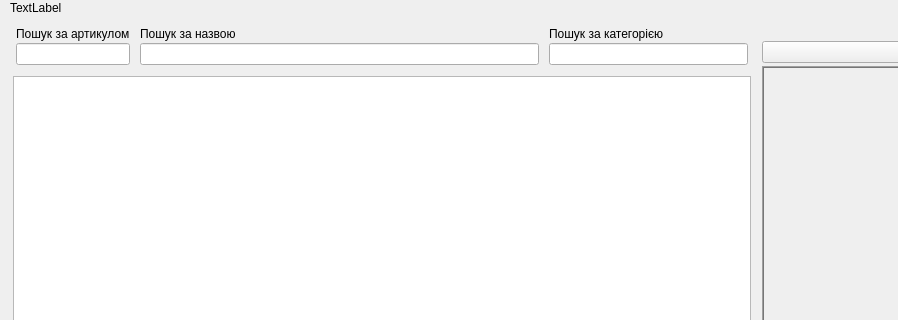
Above: viyar/Price_Window.ui from Anatoliy-ProffDesgn/TestOffice before the change; both pictures show x 0 to 898 and y 0 to 320 of the 1205 by 804 pixel window. Below: the same form after it.
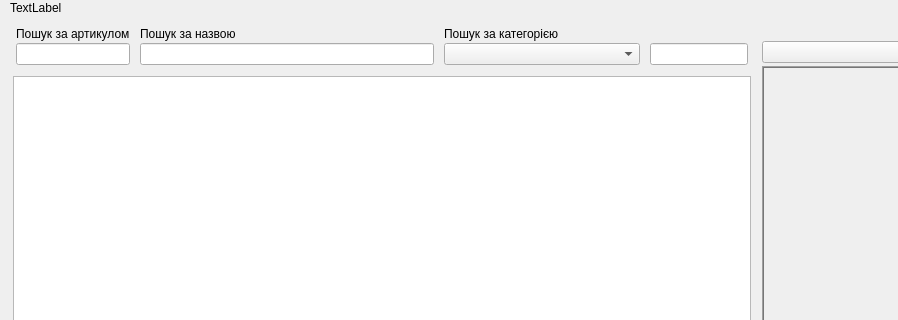
That is the form after the change.

Diff of the .ui file:
```diff
--- a/viyar/Price_Window.ui
+++ b/viyar/Price_Window.ui
@@ -64,7 +64,7 @@
     <item row="0" column="0">
      <layout class="QVBoxLayout" name="verticalLayout" stretch="10,100,5">
       <item>
-       <layout class="QGridLayout" name="gridLayout_2" columnstretch="1,4,2">
+       <layout class="QGridLayout" name="gridLayout_2" columnstretch="1,3,2,1">
         <property name="leftMargin">
          <number>3</number>
         </property>
@@ -93,16 +93,6 @@
           </property>
          </widget>
         </item>
-        <item row="0" column="2">
-         <widget class="QLabel" name="label_2">
-          <property name="text">
-           <string>Пошук за категорією</string>
-          </property>
-          <property name="alignment">
-           <set>Qt::AlignBottom|Qt::AlignLeading|Qt::AlignLeft</set>
-          </property>
-         </widget>
-        </item>
         <item row="1" column="0">
          <widget class="QLineEdit" name="lineEdit_SearchArt"/>
         </item>
@@ -119,9 +109,22 @@
           </property>
          </widget>
         </item>
-        <item row="1" column="2">
+        <item row="1" column="3">
          <widget class="QLineEdit" name="lineEdit_SearchCategori"/>
         </item>
+        <item row="1" column="2">
+         <widget class="QComboBox" name="comboBox"/>
+        </item>
+        <item row="0" column="2">
+         <widget class="QLabel" name="label_2">
+          <property name="text">
+           <string>Пошук за категорією</string>
+          </property>
+          <property name="alignment">
+           <set>Qt::AlignBottom|Qt::AlignLeading|Qt::AlignLeft</set>
+          </property>
+         </widget>
+        </item>
        </layout>
       </item>
       <item>
```
